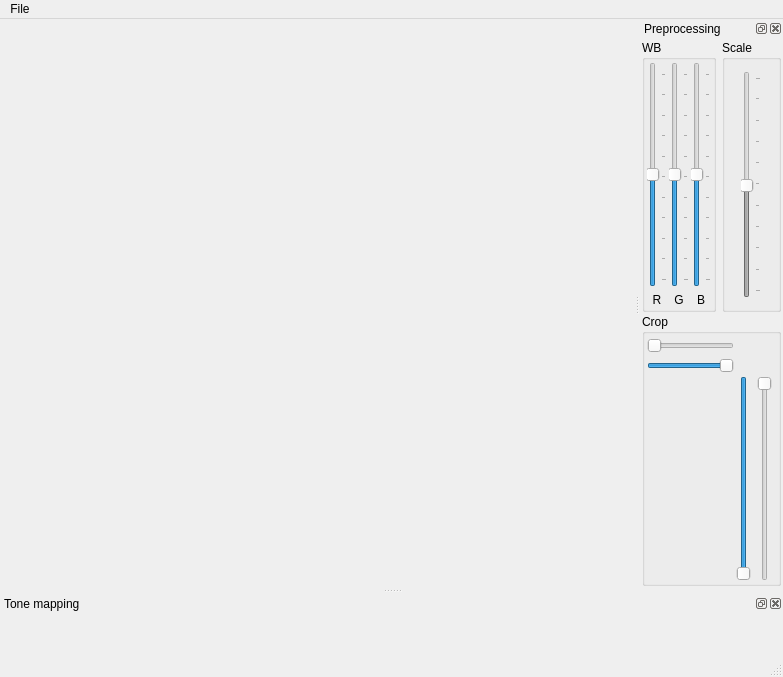
Qt form mainwindow.ui (ziman/leveler) before a commit.
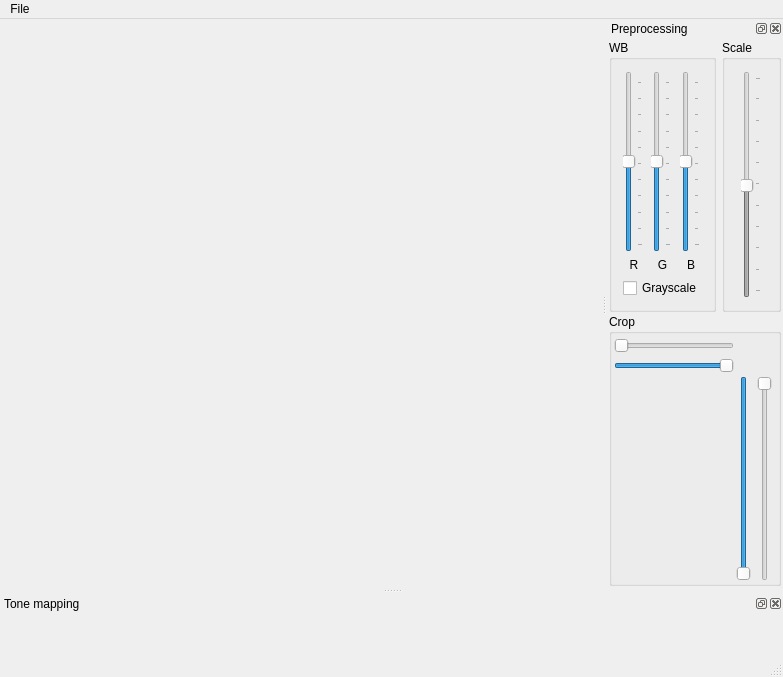
The same form after that commit. Icons and pictures are not drawn. Custom widgets are drawn as their Qt base class.

Commit message: WB + grayscale almost working.

Diff of the .ui file:
```diff
--- a/mainwindow.ui
+++ b/mainwindow.ui
@@ -34,7 +34,7 @@
         <rect>
          <x>0</x>
          <y>0</y>
-         <width>613</width>
+         <width>589</width>
          <height>564</height>
         </rect>
        </property>
@@ -147,13 +147,9 @@
          <property name="title">
           <string>WB</string>
          </property>
+         <layout class="QVBoxLayout" name="verticalLayout_7">
+          <item>
          <layout class="QHBoxLayout" name="horizontalLayout">
-          <property name="spacing">
-           <number>2</number>
-          </property>
-          <property name="margin">
-           <number>2</number>
-          </property>
           <item>
            <layout class="QVBoxLayout" name="verticalLayout_3">
             <item>
@@ -254,6 +250,15 @@
            </layout>
           </item>
          </layout>
+          </item>
+          <item>
+           <widget class="QCheckBox" name="cbGrayscale">
+            <property name="text">
+             <string>Grayscale</string>
+            </property>
+           </widget>
+          </item>
+         </layout>
         </widget>
        </item>
        <item>
```
Left out of the diff: 20 changed lines with no effect on the pictures. Lines whose indentation alone changed are shown as unchanged. The commit also changes 1 other file.
